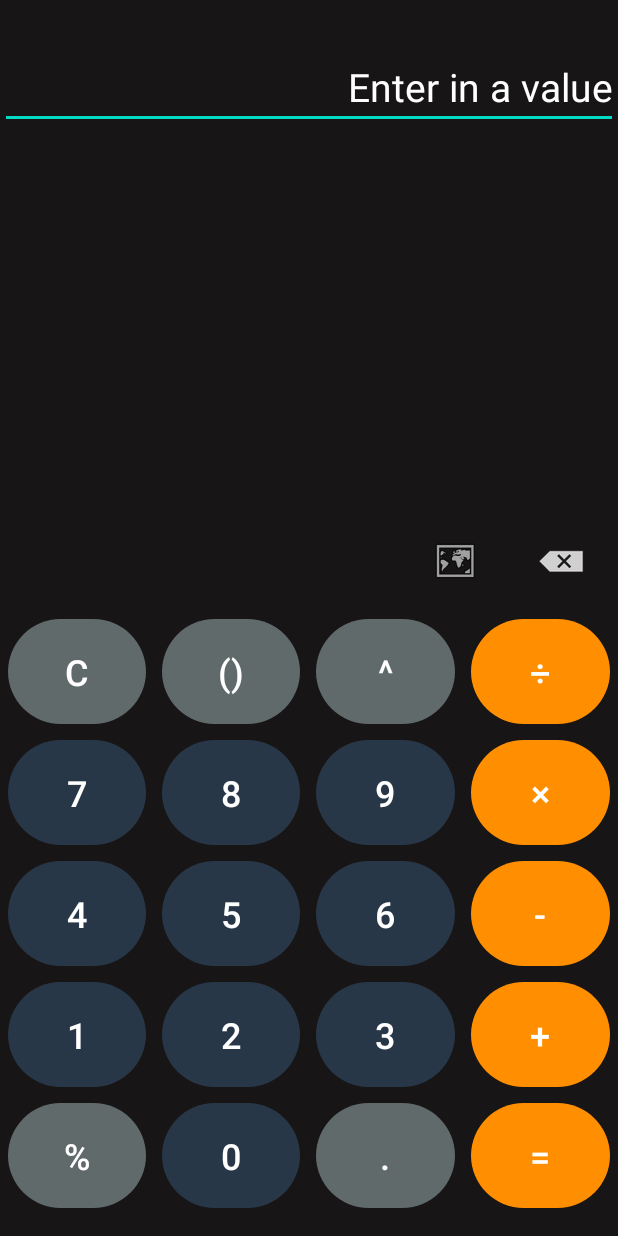
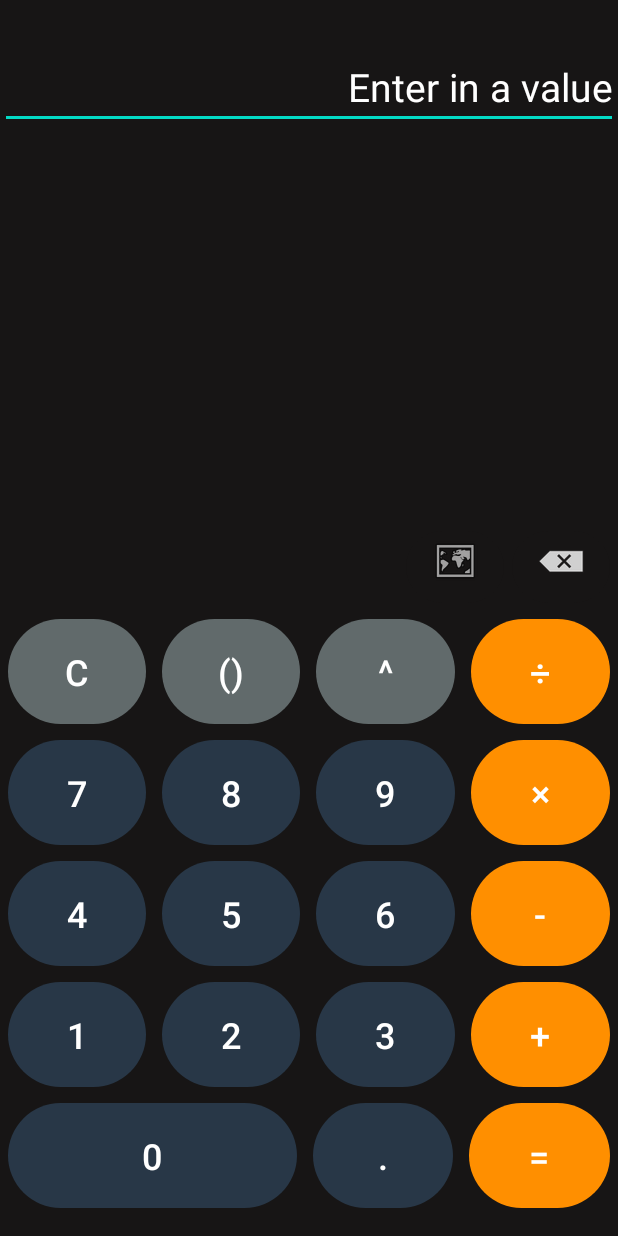
Before and after one commit to SpyrosTsotzolas/Calculator, an Android app: the screen it shows after launch (MainActivity), on a phone screen of 412 x 824 dp. Run offline under Robolectric (Android 15) with nearby library versions, the phone set to English and light mode, and no system bars.

Commit message:
remove % button from calculator

```diff
--- a/app/src/main/java/com/example/calculator/MainActivity.java
+++ b/app/src/main/java/com/example/calculator/MainActivity.java
@@ -40,7 +40,6 @@ public class MainActivity extends AppCompatActivity {
         Button twoBtn = findViewById(R.id.twoBtn);
         Button threeBtn = findViewById(R.id.threeBtn);
         Button addBtn = findViewById(R.id.addBtn);
-        Button percentBtn = findViewById(R.id.percentBtn);
         Button zeroBtn = findViewById(R.id.zeroBtn);
         Button pointBtn = findViewById(R.id.pointBtn);
         Button equalsBtn = findViewById(R.id.equalsBtn);
@@ -78,7 +77,6 @@ public class MainActivity extends AppCompatActivity {
         clickButton(twoBtn);
         clickButton(threeBtn);
         clickButton(addBtn);
-        clickButton(percentBtn);
         clickButton(zeroBtn);
         clickButton(pointBtn);
         clickButton(equalsBtn);
@@ -137,8 +135,6 @@ public class MainActivity extends AppCompatActivity {
                 updateText("3");
             } else if ("+".contentEquals(text)) {
                 updateText("+");
-            } else if ("%".contentEquals(text)) {
-                updateText("%");
             } else if ("0".contentEquals(text)) {
                 updateText("0");
             } else if (".".contentEquals(text)) {
--- a/app/src/main/res/layout/activity_main.xml
+++ b/app/src/main/res/layout/activity_main.xml
@@ -239,18 +239,7 @@
             android:layout_width="match_parent"
             android:layout_height="match_parent">
 
-            <android.widget.Button
-                android:id="@+id/percentBtn"
-                style="@style/Widget.AppCompat.Button.Borderless"
-                android:layout_width="0dp"
-                android:layout_height="70dp"
-                android:layout_margin="5dp"
-                android:layout_weight="1"
-                android:background="@drawable/numericalbtn_background"
-                android:backgroundTint="#616a6b"
-                android:text="@string/percent"
-                android:textColor="#FFFFFF"
-                android:textSize="24sp" />
+
 
             <android.widget.Button
                 android:id="@+id/zeroBtn"
@@ -258,7 +247,7 @@
                 android:layout_width="0dp"
                 android:layout_height="70dp"
                 android:layout_margin="5dp"
-                android:layout_weight="1"
+                android:layout_weight="2.06"
                 android:background="@drawable/numericalbtn_background"
                 android:text="@string/zero"
                 android:textColor="#FFFFFF"
@@ -272,7 +261,6 @@
                 android:layout_margin="5dp"
                 android:layout_weight="1"
                 android:background="@drawable/numericalbtn_background"
-                android:backgroundTint="#616a6b"
                 android:text="@string/point"
                 android:textColor="#FFFFFF"
                 android:textSize="24sp" />
--- a/app/src/main/res/values/strings.xml
+++ b/app/src/main/res/values/strings.xml
@@ -12,7 +12,6 @@
     <string name="eight">8</string>
     <string name="nine">9</string>
 
-    <string name="percent">%</string>
     <string name="point">.</string>
     <string name="equals">=</string>
     <string name="add">+</string>
```
